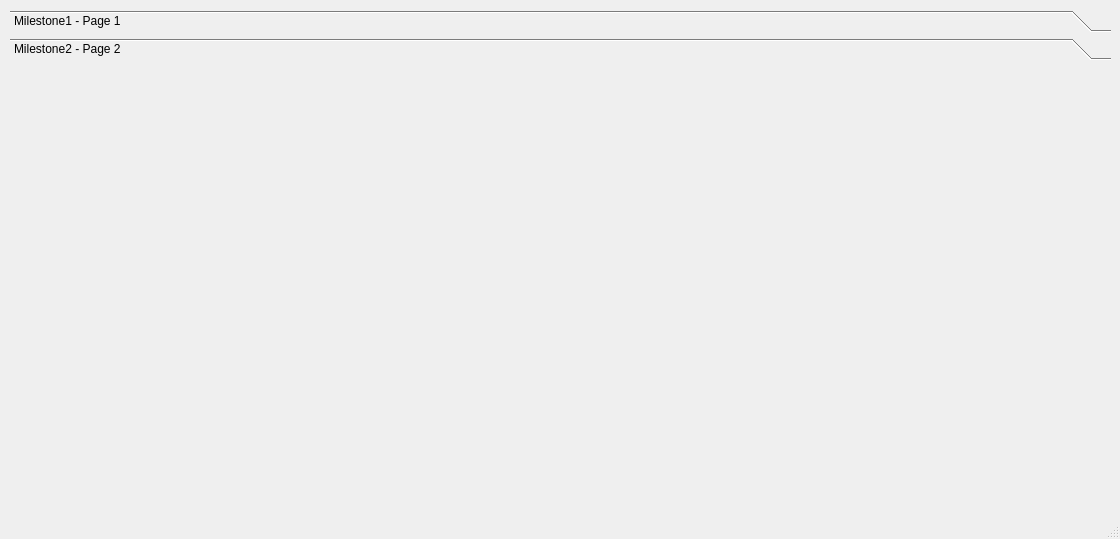
Qt form ProjectUI.ui (Quickbick/YelpDatasetChallenge) before a commit.
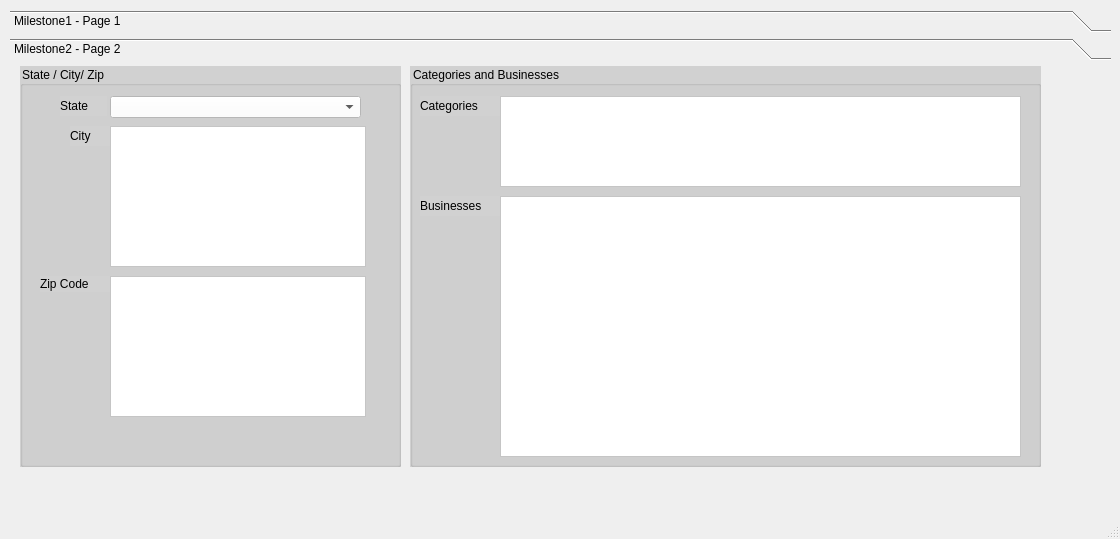
The same form after that commit. The open tabs and pages were chosen to show the change.

The edit to the form file:
```diff
--- a/ProjectUI.ui
+++ b/ProjectUI.ui
@@ -163,6 +163,181 @@
      <attribute name="label">
       <string>Milestone2 - Page 2</string>
      </attribute>
+     <widget class="QGroupBox" name="groupBox_2">
+      <property name="geometry">
+       <rect>
+        <x>10</x>
+        <y>0</y>
+        <width>381</width>
+        <height>401</height>
+       </rect>
+      </property>
+      <property name="styleSheet">
+       <string notr="true">font: 11pt &quot;Lucida Sans&quot;;
+background-color: rgb(209, 209, 209);</string>
+      </property>
+      <property name="title">
+       <string>State / City/ Zip</string>
+      </property>
+      <widget class="QComboBox" name="stateList_2">
+       <property name="geometry">
+        <rect>
+         <x>90</x>
+         <y>30</y>
+         <width>251</width>
+         <height>22</height>
+        </rect>
+       </property>
+       <property name="styleSheet">
+        <string notr="true">background-color: rgb(255, 255, 255);
+font: 10pt &quot;Lucida Sans&quot;;</string>
+       </property>
+      </widget>
+      <widget class="QLabel" name="label_3">
+       <property name="geometry">
+        <rect>
+         <x>40</x>
+         <y>30</y>
+         <width>47</width>
+         <height>20</height>
+        </rect>
+       </property>
+       <property name="text">
+        <string>State</string>
+       </property>
+      </widget>
+      <widget class="QLabel" name="label_4">
+       <property name="geometry">
+        <rect>
+         <x>50</x>
+         <y>60</y>
+         <width>40</width>
+         <height>20</height>
+        </rect>
+       </property>
+       <property name="text">
+        <string>City</string>
+       </property>
+      </widget>
+      <widget class="QListWidget" name="cityList_2">
+       <property name="geometry">
+        <rect>
+         <x>90</x>
+         <y>60</y>
+         <width>256</width>
+         <height>141</height>
+        </rect>
+       </property>
+       <property name="styleSheet">
+        <string notr="true">background-color: rgb(255, 255, 255);
+font: 10pt &quot;Lucida Sans&quot;;</string>
+       </property>
+      </widget>
+      <widget class="QListWidget" name="zipList">
+       <property name="geometry">
+        <rect>
+         <x>90</x>
+         <y>210</y>
+         <width>256</width>
+         <height>141</height>
+        </rect>
+       </property>
+       <property name="styleSheet">
+        <string notr="true">background-color: rgb(255, 255, 255);
+font: 10pt &quot;Lucida Sans&quot;;</string>
+       </property>
+      </widget>
+      <widget class="QLabel" name="label_5">
+       <property name="geometry">
+        <rect>
+         <x>20</x>
+         <y>210</y>
+         <width>70</width>
+         <height>16</height>
+        </rect>
+       </property>
+       <property name="text">
+        <string>Zip Code</string>
+       </property>
+      </widget>
+     </widget>
+     <widget class="QGroupBox" name="businessGroup_2">
+      <property name="geometry">
+       <rect>
+        <x>400</x>
+        <y>0</y>
+        <width>631</width>
+        <height>401</height>
+       </rect>
+      </property>
+      <property name="styleSheet">
+       <string notr="true">font: 11pt &quot;Lucida Sans&quot;;
+background-color: rgb(209, 209, 209);</string>
+      </property>
+      <property name="title">
+       <string>Categories and Businesses</string>
+      </property>
+      <widget class="QTableWidget" name="businessTable_2">
+       <property name="geometry">
+        <rect>
+         <x>90</x>
+         <y>130</y>
+         <width>521</width>
+         <height>261</height>
+        </rect>
+       </property>
+       <property name="styleSheet">
+        <string notr="true">background-color: rgb(255, 255, 255);
+font: 10pt &quot;Lucida Sans&quot;;</string>
+       </property>
+       <attribute name="horizontalHeaderStretchLastSection">
+        <bool>true</bool>
+       </attribute>
+       <attribute name="verticalHeaderVisible">
+        <bool>false</bool>
+       </attribute>
+      </widget>
+      <widget class="QLabel" name="label_6">
+       <property name="geometry">
+        <rect>
+         <x>10</x>
+         <y>30</y>
+         <width>80</width>
+         <height>20</height>
+        </rect>
+       </property>
+       <property name="text">
+        <string>Categories</string>
+       </property>
+      </widget>
+      <widget class="QLabel" name="label_7">
+       <property name="geometry">
+        <rect>
+         <x>10</x>
+         <y>130</y>
+         <width>80</width>
+         <height>20</height>
+        </rect>
+       </property>
+       <property name="text">
+        <string>Businesses</string>
+       </property>
+      </widget>
+      <widget class="QListWidget" name="categoryList">
+       <property name="geometry">
+        <rect>
+         <x>90</x>
+         <y>30</y>
+         <width>521</width>
+         <height>91</height>
+        </rect>
+       </property>
+       <property name="styleSheet">
+        <string notr="true">background-color: rgb(255, 255, 255);
+font: 10pt &quot;Lucida Sans&quot;;</string>
+       </property>
+      </widget>
+     </widget>
     </widget>
    </widget>
   </widget>
```
Left out of the diff: 2 changed lines with no effect on the pictures.
